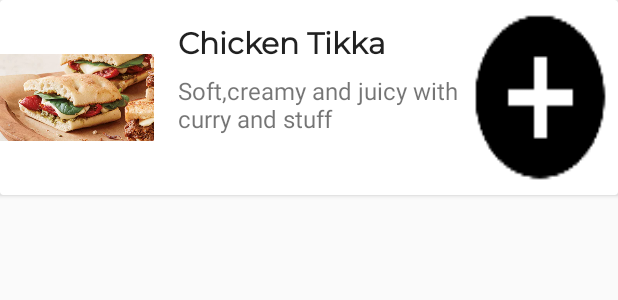
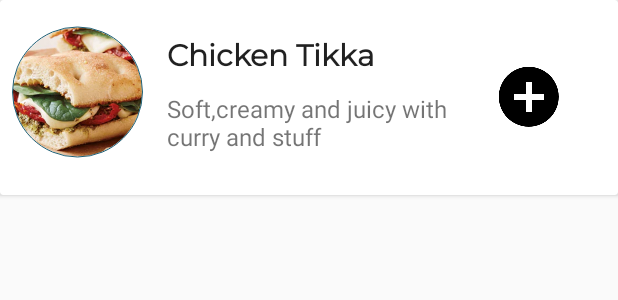
Before and after one commit to hamza5213/eatapp, an Android app: the layout order_item.xml on its own in the app's theme, with its tools: preview values and no code run, on a phone screen of 412 x 824 dp. Shown: the top 300 px of the screen. Run offline under Robolectric (Android 15) with nearby library versions, the phone set to English and light mode, and no system bars.

Commit message:
Updated item_order

```diff
--- a/app/build.gradle
+++ b/app/build.gradle
@@ -40,5 +40,7 @@ dependencies {
     annotationProcessor 'com.github.bumptech.glide:compiler:4.7.1'
     implementation 'com.github.bumptech.glide:glide:4.7.1'
     apply plugin: 'com.google.gms.google-services'
+    implementation 'de.hdodenhof:circleimageview:2.2.0'
+
 
 }
--- a/app/src/main/res/layout/order_item.xml
+++ b/app/src/main/res/layout/order_item.xml
@@ -5,54 +5,64 @@
     android:layout_width="match_parent"
     android:layout_height="130dp"
     app:cardBackgroundColor="#ffffff">
-    <LinearLayout
+
+    <android.support.constraint.ConstraintLayout
+        android:id="@+id/linearLayout"
         android:layout_width="match_parent"
         android:layout_height="match_parent">
-        <ImageView
-            android:layout_width="0dp"
+
+        <de.hdodenhof.circleimageview.CircleImageView xmlns:app="http://schemas.android.com/apk/res-auto"
             android:id="@+id/order_detail_foodImage"
-            android:layout_height="match_parent"
+            android:layout_width="87dp"
+            android:layout_height="97dp"
+            android:layout_marginBottom="8dp"
+            android:layout_marginStart="8dp"
             android:src="@drawable/sandwich"
-            android:layout_weight="1"/>
-
-        <android.support.constraint.ConstraintLayout
-            android:layout_width="0dp"
-            android:layout_height="match_parent"
-            android:layout_weight="2">
+            app:civ_border_color="@color/colorPrimary"
+            app:civ_border_width="0.5dp"
+            app:layout_constraintBottom_toBottomOf="parent"
+            app:layout_constraintStart_toStartOf="parent"
+            app:layout_constraintTop_toTopOf="parent"
+            tools:ignore="ContentDescription" />
 
         <TextView
             android:id="@+id/order_detail_title"
             android:layout_width="wrap_content"
             android:layout_height="wrap_content"
             android:layout_marginStart="16dp"
-                android:layout_marginTop="16dp"
+            android:layout_marginTop="24dp"
             android:fontFamily="@font/montserrat"
             android:text="Chicken Tikka"
             android:textColor="@color/browser_actions_text_color"
             android:textSize="20sp"
             android:textStyle="bold"
-                app:layout_constraintStart_toStartOf="parent"
+            app:layout_constraintStart_toEndOf="@+id/order_detail_foodImage"
             app:layout_constraintTop_toTopOf="parent" />
 
         <TextView
             android:id="@+id/order_detail_description"
+            android:layout_width="197dp"
+            android:layout_height="59dp"
+            android:layout_marginStart="16dp"
+            android:layout_marginTop="8dp"
+            android:text="Soft,creamy and juicy with curry and stuff "
+            android:textSize="16sp"
+            app:layout_constraintStart_toEndOf="@+id/order_detail_foodImage"
+            app:layout_constraintTop_toBottomOf="@+id/order_detail_title" />
+
+        <ImageButton
+            android:id="@+id/order_details_minus"
             android:layout_width="wrap_content"
             android:layout_height="wrap_content"
-                android:layout_marginStart="16dp"
-                android:layout_marginTop="4dp"
-                android:text="Soft,creamy and juicy with curry and stuff "
-                android:textSize="16sp"
-                app:layout_constraintStart_toStartOf="parent"
-                app:layout_constraintTop_toBottomOf="@+id/order_detail_title" />
+            android:layout_marginBottom="24dp"
+            android:layout_marginStart="20dp"
+            android:layout_marginTop="40dp"
+            android:background="@drawable/outline_add_circle_black_48"
+            app:layout_constraintBottom_toBottomOf="parent"
+            app:layout_constraintStart_toEndOf="@+id/order_detail_description"
+            app:layout_constraintTop_toTopOf="parent"
+            app:layout_constraintVertical_bias="0.055" />
+
     </android.support.constraint.ConstraintLayout>
 
-        <ImageButton
-            android:layout_width="0dp"
-            android:layout_height="match_parent"
-            android:layout_weight="1"
-            android:id="@+id/order_details_minus"
-            android:background="@drawable/outline_add_circle_black_48" />
-
-    </LinearLayout>
-
 </android.support.v7.widget.CardView>
```
Lines whose indentation alone changed are shown as unchanged.
